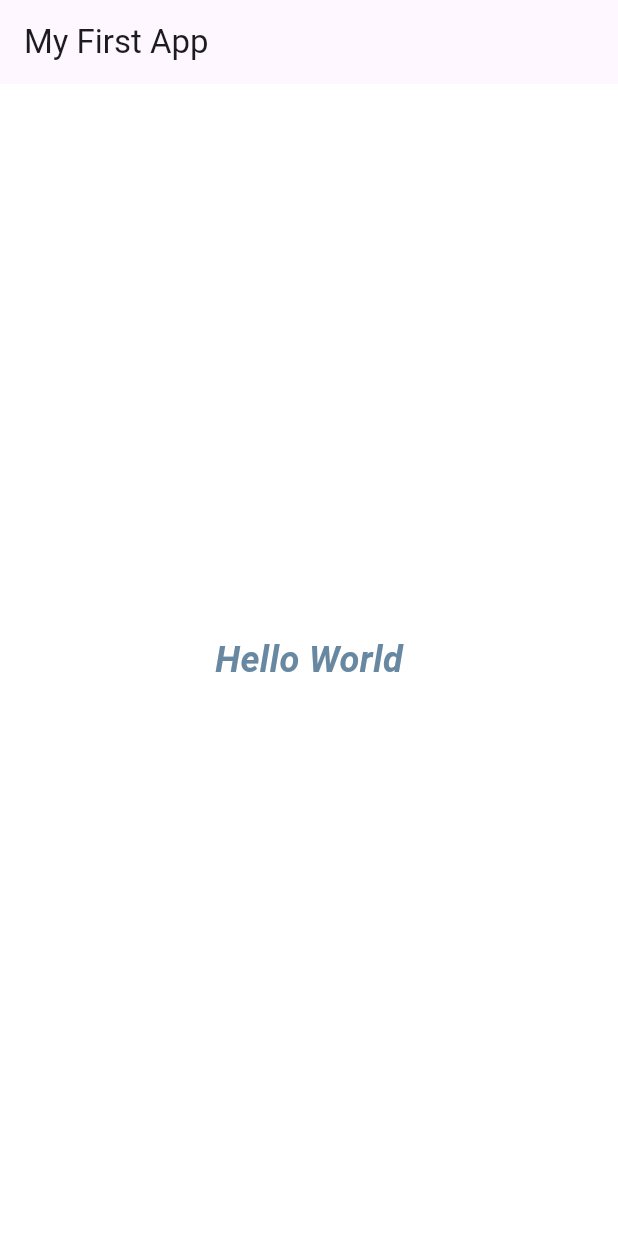
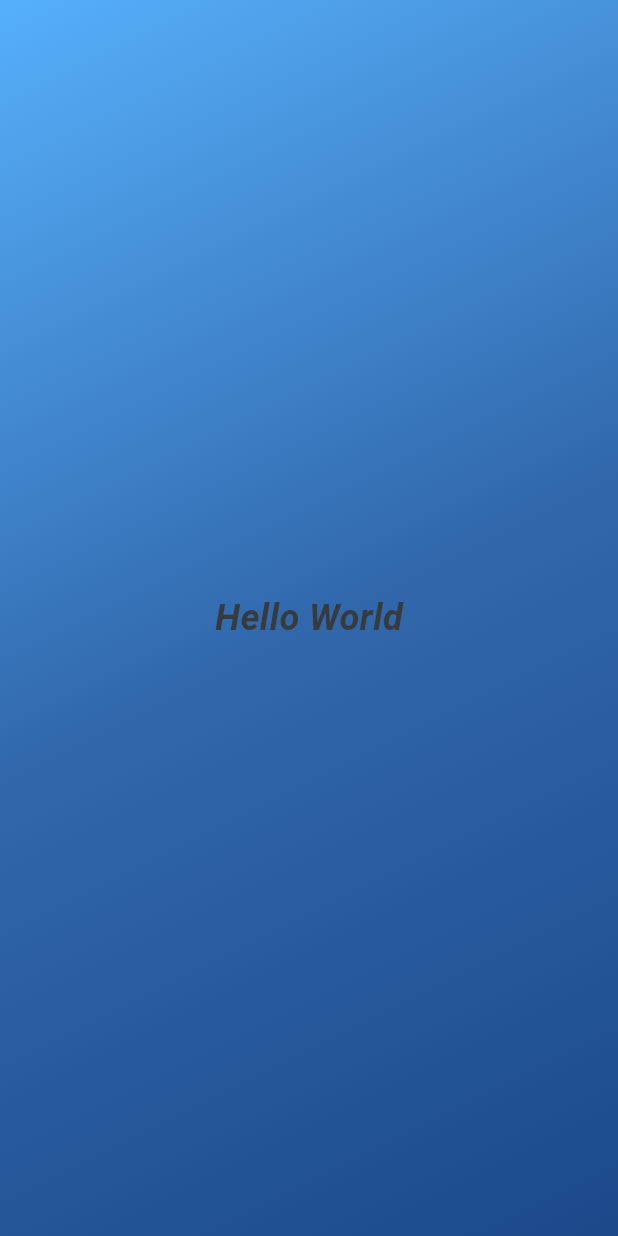
Before and after one commit to MichalMatu/FlutterApp, a Flutter app: the screen it shows after launch, on a phone screen of 412 x 824 dp. Run offline on Flutter 3.47's test engine with Material 3 defaults, Android fonts, the phone set to English and light mode, and no system bars.

Commit message:
custom class

```diff
--- a/lib/main.dart
+++ b/lib/main.dart
@@ -2,19 +2,37 @@ import 'package:flutter/material.dart';
 
 void main() {
   runApp(MaterialApp(
-    home: Scaffold(
-      backgroundColor: Colors.white,
-      appBar: AppBar(
-        title: const Text('My First App'),
+      home: Scaffold(
+    body: GradientContainer(),
+  )));
+}
+
+class GradientContainer extends StatelessWidget {
+  @override
+  Widget build(BuildContext context) {
+    return Container(
+      decoration: const BoxDecoration(
+        gradient: LinearGradient(
+          begin: Alignment.topLeft,
+          end: Alignment.bottomRight,
+          colors: [
+            Color.fromARGB(255, 86, 176, 250),
+            Color.fromARGB(255, 49, 104, 172),
+            Color.fromARGB(255, 27, 73, 138),
+          ],
+        ),
       ),
-      body: const Center(
-        child: Text('Hello World',
-            style: TextStyle(
-                fontSize: 24,
-                fontWeight: FontWeight.bold,
-                color: Color.fromARGB(255, 104, 136, 162),
-                fontStyle: FontStyle.italic)),
+      child: const Center(
+        child: Text(
+          'Hello World',
+          style: TextStyle(
+            fontSize: 24,
+            fontWeight: FontWeight.bold,
+            color: Color.fromARGB(255, 56, 58, 59),
+            fontStyle: FontStyle.italic,
+          ),
+        ),
       ),
-    ),
-  ));
+    );
+  }
 }
```
